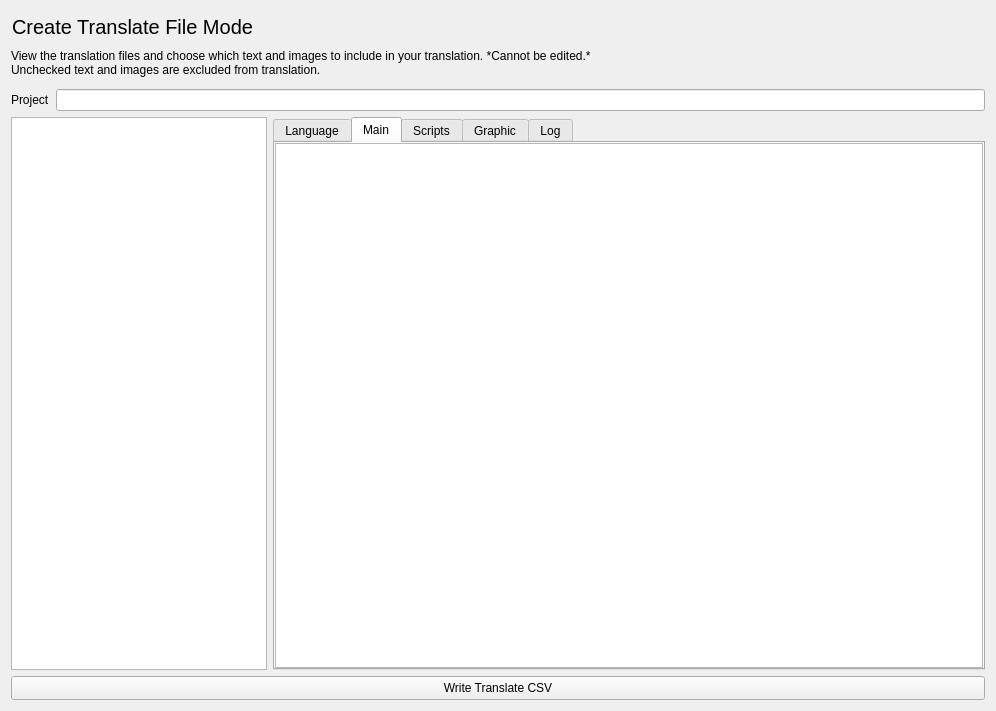
Before: the Qt Designer form src/ui/WriteModeComponent.ui in MUkoutyan/langscore-app, drawn with Qt 5.
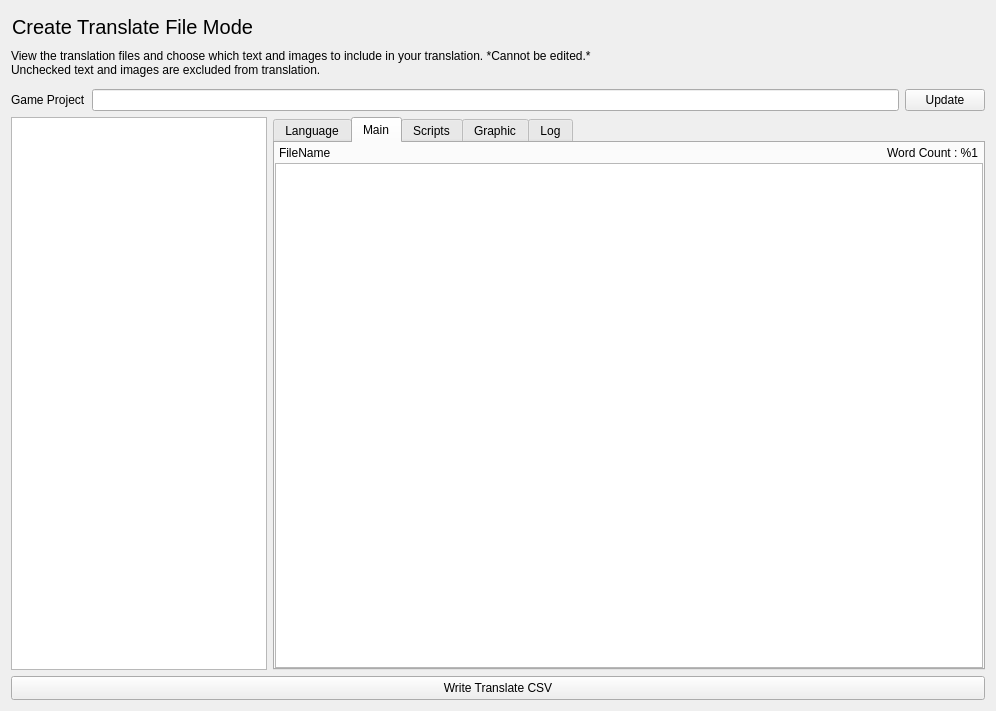
After: the same form once the commit is applied. The open tabs and pages were chosen to show the change. Icons and pictures are not drawn. Custom widgets are drawn as their Qt base class.

The edit to the form file:
```diff
--- a/src/ui/WriteModeComponent.ui
+++ b/src/ui/WriteModeComponent.ui
@@ -73,13 +73,20 @@
      <item>
       <widget class="QLabel" name="label">
        <property name="text">
-        <string>Project</string>
+        <string>Game Project</string>
        </property>
       </widget>
      </item>
      <item>
       <widget class="QLineEdit" name="lineEdit"/>
      </item>
+     <item>
+      <widget class="QPushButton" name="updateButton">
+       <property name="text">
+        <string>Update</string>
+       </property>
+      </widget>
+     </item>
     </layout>
    </item>
    <item>
@@ -160,6 +167,43 @@
          <property name="bottomMargin">
           <number>0</number>
          </property>
+         <item>
+          <layout class="QHBoxLayout" name="horizontalLayout_3">
+           <property name="leftMargin">
+            <number>4</number>
+           </property>
+           <property name="rightMargin">
+            <number>4</number>
+           </property>
+           <item>
+            <widget class="QLabel" name="mainFileName">
+             <property name="text">
+              <string>FileName</string>
+             </property>
+            </widget>
+           </item>
+           <item>
+            <spacer name="horizontalSpacer_2">
+             <property name="orientation">
+              <enum>Qt::Horizontal</enum>
+             </property>
+             <property name="sizeHint" stdset="0">
+              <size>
+               <width>40</width>
+               <height>20</height>
+              </size>
+             </property>
+            </spacer>
+           </item>
+           <item>
+            <widget class="QLabel" name="mainFileWordCount">
+             <property name="text">
+              <string>Word Count : %1</string>
+             </property>
+            </widget>
+           </item>
+          </layout>
+         </item>
          <item>
           <widget class="QTableWidget" name="tableWidget">
            <property name="editTriggers">
```
Left out of the diff: 27 changed lines with no effect on the pictures.
